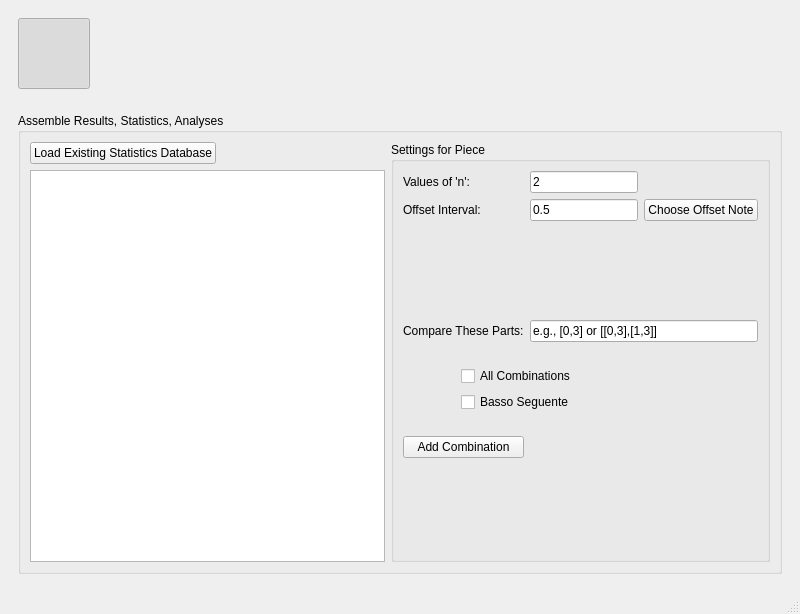
Old version of the form gui_files/new_main_window.ui in the repository ELVIS-Project/vis-framework.
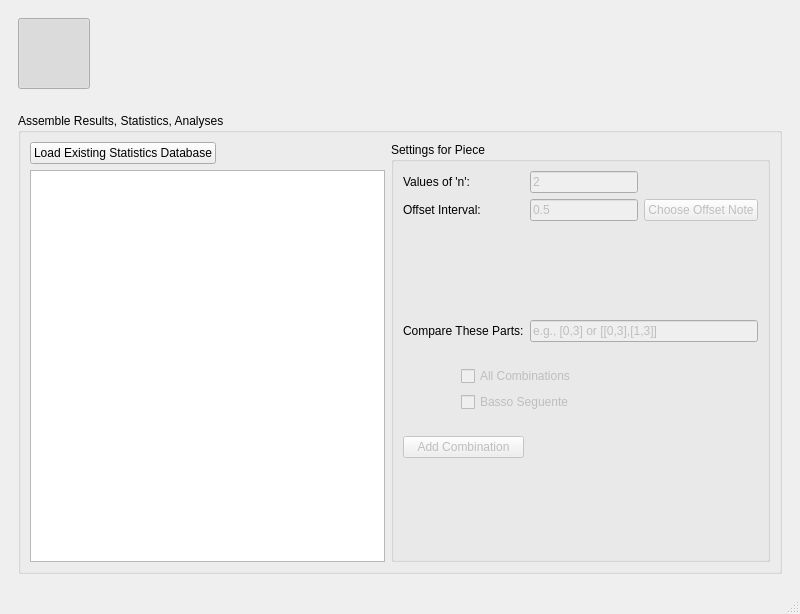
New version of the form. Icons and pictures are not drawn.

Patch:
```diff
--- a/gui_files/new_main_window.ui
+++ b/gui_files/new_main_window.ui
@@ -349,6 +349,9 @@
               </item>
               <item row="5" column="0">
                <widget class="QPushButton" name="btn_add_check_combo">
+                <property name="enabled">
+                 <bool>false</bool>
+                </property>
                 <property name="text">
                  <string>Add Combination</string>
                 </property>
@@ -356,6 +359,9 @@
               </item>
               <item row="0" column="1">
                <widget class="QLineEdit" name="line_values_of_n">
+                <property name="enabled">
+                 <bool>false</bool>
+                </property>
                 <property name="inputMask">
                  <string notr="true"/>
                 </property>
@@ -379,6 +385,9 @@
               </item>
               <item row="1" column="1">
                <widget class="QLineEdit" name="line_offset_interval">
+                <property name="enabled">
+                 <bool>false</bool>
+                </property>
                 <property name="inputMask">
                  <string notr="true"/>
                 </property>
@@ -399,6 +408,9 @@
               </item>
               <item row="3" column="1" colspan="2">
                <widget class="QLineEdit" name="line_compare_these_parts">
+                <property name="enabled">
+                 <bool>false</bool>
+                </property>
                 <property name="inputMask">
                  <string notr="true"/>
                 </property>
@@ -416,6 +428,9 @@
               </item>
               <item row="1" column="2">
                <widget class="QPushButton" name="btn_choose_note">
+                <property name="enabled">
+                 <bool>false</bool>
+                </property>
                 <property name="text">
                  <string>Choose Offset Note</string>
                 </property>
@@ -445,6 +460,9 @@
                    <layout class="QVBoxLayout" name="verticalLayout_22">
                     <item>
                      <widget class="QCheckBox" name="chk_all_voice_combos">
+                      <property name="enabled">
+                       <bool>false</bool>
+                      </property>
                       <property name="toolTip">
                        <string>Collect Statistics for all Part Combinations</string>
                       </property>
@@ -455,6 +473,9 @@
                     </item>
                     <item>
                      <widget class="QCheckBox" name="chk_basso_seguente">
+                      <property name="enabled">
+                       <bool>false</bool>
+                      </property>
                       <property name="toolTip">
                        <string>Generate Basso Seguente Part</string>
                       </property>
```
